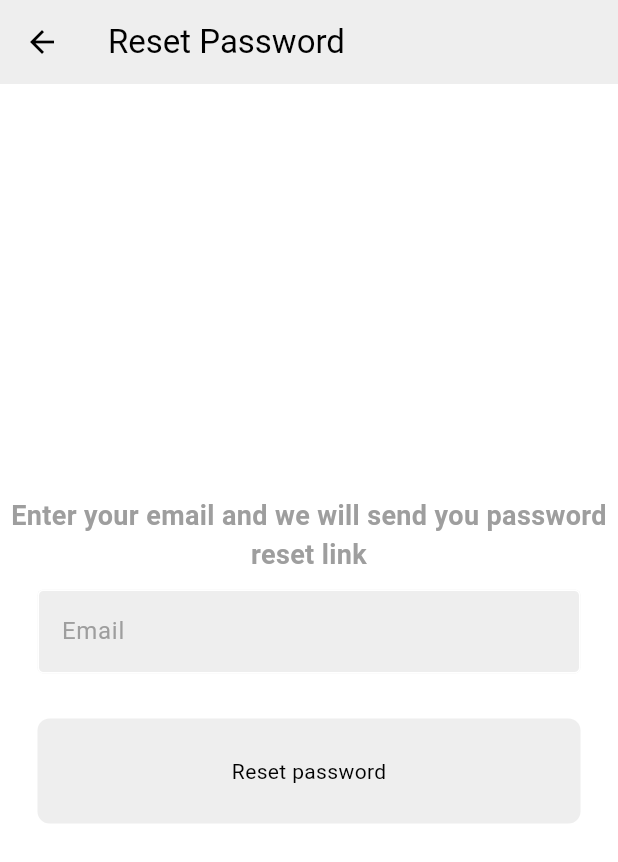
After one commit to AdrianMaslak/flutter_chat_app, a Flutter app: the screen it shows after launch, after a tap on "Forgot password?", on a phone screen of 412 x 824 dp. The commit adds this screen. Shown: the top 862 px of the screen. Run offline on Flutter 3.47's test engine with Material 3 defaults, Android fonts, the phone set to English and light mode, and no system bars; our stand-ins replace cloud_firestore, firebase_auth, firebase_core, firebase_storage, image_picker; accounts and stored records are empty.

Commit message:
Added password reset, started with image uploading

```diff
--- a/lib/pages/login_page.dart
+++ b/lib/pages/login_page.dart
@@ -1,17 +1,18 @@
 import 'package:flutter/material.dart';
+import 'package:training/pages/reset_password.dart';
 import 'package:training/services/auth/auth_service.dart';
 import 'package:training/components/button.dart';
 import 'package:training/components/text_field.dart';
 
 class LoginPage extends StatelessWidget {
-
   // email and pw controller
   final TextEditingController _emailController = TextEditingController();
   final TextEditingController _passwordController = TextEditingController();
 
   final void Function()? onTap;
 
-   LoginPage({super.key,
+  LoginPage({
+    super.key,
     required this.onTap,
   });
 
@@ -19,18 +20,19 @@ class LoginPage extends StatelessWidget {
   void login(BuildContext context) async {
     final authService = AuthService();
 
-    try{
-      await authService.signInWithEmailPassword(_emailController.text, _passwordController.text);
+    try {
+      await authService.signInWithEmailPassword(
+          _emailController.text, _passwordController.text);
     }
     //catching errors
-    catch(e){
-    showDialog(context: context, builder: (context) => AlertDialog(
+    catch (e) {
+      showDialog(
+          context: context,
+          builder: (context) => AlertDialog(
                 title: Text(e.toString()),
               ));
-
     }
   }
-
 
   @override
   Widget build(BuildContext context) {
@@ -40,53 +42,77 @@ class LoginPage extends StatelessWidget {
         child: Column(
           mainAxisAlignment: MainAxisAlignment.center,
           children: [
-            Icon(Icons.message,
+            Icon(
+              Icons.message,
               size: 60,
               color: Theme.of(context).colorScheme.primary,
             ),
-
-            Text("Welcome back",
+            Text(
+              "Welcome back",
               style: TextStyle(
                 color: Theme.of(context).colorScheme.primary,
                 fontSize: 16,
-
               ),
             ),
             const SizedBox(height: 10),
-
-            MyTextField(hintText: "Email",
+            MyTextField(
+              hintText: "Email",
               obscureText: false,
               controller: _emailController,
             ),
-
-            const SizedBox(height: 10,
+            const SizedBox(
+              height: 10,
             ),
-
-            MyTextField(hintText: "Password",
+            MyTextField(
+              hintText: "Password",
               obscureText: true,
               controller: _passwordController,
             ),
-
-            const SizedBox(height:  25,
+            const SizedBox(height: 10),
+            Padding(
+              padding: const EdgeInsets.symmetric(horizontal: 25),
+              child: Row(
+                mainAxisAlignment: MainAxisAlignment.end,
+                children: [
+                  GestureDetector(
+                    onTap: () {
+                      Navigator.push(context,
+                          MaterialPageRoute(builder: (context) {
+                        return ResetPasswordScreen();
+                      }));
+                    },
+                    child: Text(
+                      'Forgot password?',
+                      style: TextStyle(
+                        fontWeight: FontWeight.bold,
+                        color: Theme.of(context).colorScheme.primary,
                       ),
-
+                    ),
+                  ),
+                ],
+              ),
+            ),
+            const SizedBox(
+              height: 25,
+            ),
             MyButton(
               text: 'Login',
-              onTap: ()=>login(context),
+              onTap: () => login(context),
             ),
-
             const SizedBox(height: 25),
-
             Row(
               mainAxisAlignment: MainAxisAlignment.center,
               children: [
-                Text('Not a member?',
-                style: TextStyle(color: Theme.of(context).colorScheme.primary),
+                Text(
+                  'Not a member?',
+                  style:
+                      TextStyle(color: Theme.of(context).colorScheme.primary),
                 ),
                 const SizedBox(width: 3),
                 GestureDetector(
                   onTap: onTap,
-                  child: Text('Register now',
+                  child: Text(
+                    'Register now',
                     style: TextStyle(
                       fontWeight: FontWeight.bold,
                       color: Theme.of(context).colorScheme.primary,
@@ -95,7 +121,6 @@ class LoginPage extends StatelessWidget {
                 ),
               ],
             )
-
           ],
         ),
       ),
--- /dev/null
+++ b/lib/pages/reset_password.dart
@@ -0,0 +1,124 @@
+import 'package:firebase_auth/firebase_auth.dart';
+import 'package:flutter/material.dart';
+import 'package:training/components/text_field.dart';
+import 'package:training/components/button.dart';
+
+class ResetPasswordScreen extends StatefulWidget {
+  const ResetPasswordScreen({super.key});
+
+  @override
+  State<ResetPasswordScreen> createState() => _ResetPasswordScreenState();
+}
+
+class _ResetPasswordScreenState extends State<ResetPasswordScreen> {
+  final _emailController = TextEditingController();
+
+  @override
+  void dispose() {
+    _emailController.dispose();
+    super.dispose();
+  }
+
+  Future<void> passwordReset() async {
+    final String email = _emailController.text.trim();
+
+    if (email.isEmpty) {
+      // If the email field is empty, show a dialog.
+      showDialog(
+        context: context,
+        builder: (context) {
+          return AlertDialog(
+            content: Text('Please enter your email address.'),
+          );
+        },
+      );
+      return;
+    }
+
+    try {
+      // Check if the user exists before sending a password reset email.
+      final List<String> userSignInMethods =
+          await FirebaseAuth.instance.fetchSignInMethodsForEmail(email);
+
+      if (userSignInMethods.isNotEmpty) {
+        // The user exists, send a password reset email.
+        await FirebaseAuth.instance.sendPasswordResetEmail(email: email);
+        showDialog(
+          context: context,
+          builder: (context) {
+            return AlertDialog(
+              title: Text('Password Reset'),
+              content: Text('A password reset link has been sent to $email.'),
+            );
+          },
+        );
+      } else {
+        // No user associated with the given email, show a dialog.
+        showDialog(
+          context: context,
+          builder: (context) {
+            return AlertDialog(
+              title: Text('Error'),
+              content: Text('No user found with that email address.'),
+            );
+          },
+        );
+      }
+    } on FirebaseAuthException catch (e) {
+      // Handle Firebase Auth exceptions
+      showDialog(
+        context: context,
+        builder: (context) {
+          return AlertDialog(
+            title: Text('Error'),
+            content: Text(e.message.toString()),
+          );
+        },
+      );
+    } catch (e) {
+      // Handle any other exceptions
+      showDialog(
+        context: context,
+        builder: (context) {
+          return AlertDialog(
+            title: Text('Error'),
+            content: Text(e.toString()),
+          );
+        },
+      );
+    }
+  }
+
+  @override
+  Widget build(BuildContext context) {
+    return Scaffold(
+      appBar: AppBar(
+        title: Text('Reset Password'),
+        backgroundColor: Theme.of(context).colorScheme.secondary,
+      ),
+      body: Column(
+        mainAxisAlignment: MainAxisAlignment.center,
+        children: [
+          Text(
+            "Enter your email and we will send you password reset link",
+            textAlign: TextAlign.center,
+            style: TextStyle(
+                fontSize: 18,
+                fontWeight: FontWeight.bold,
+                color: Theme.of(context).colorScheme.primary),
+          ),
+          const SizedBox(
+            height: 10,
+          ),
+          MyTextField(
+            hintText: "Email",
+            obscureText: false,
+            controller: _emailController,
+          ),
+          const SizedBox(height: 30),
+          MyButton(text: "Reset password", onTap: passwordReset)
+        ],
+      ),
+    );
+  }
+}
--- a/lib/services/auth/user_service.dart
+++ b/lib/services/auth/user_service.dart
@@ -40,6 +40,4 @@ class UserService {
       return null;
     }
   }
-
-  Future<String?> getUsernames() async {}
 }
```
Also changed, not shown: lib/pages/chat_page.dart (+20 -1 lines), lib/pages/profile_settings.dart (+10 -0 lines), lib/services/files/file_service.dart (added, +23 -0 lines), pubspec.yaml (+5 -6 lines), pubspec.lock, 5 other files. Lines whose indentation alone changed are shown as unchanged.
